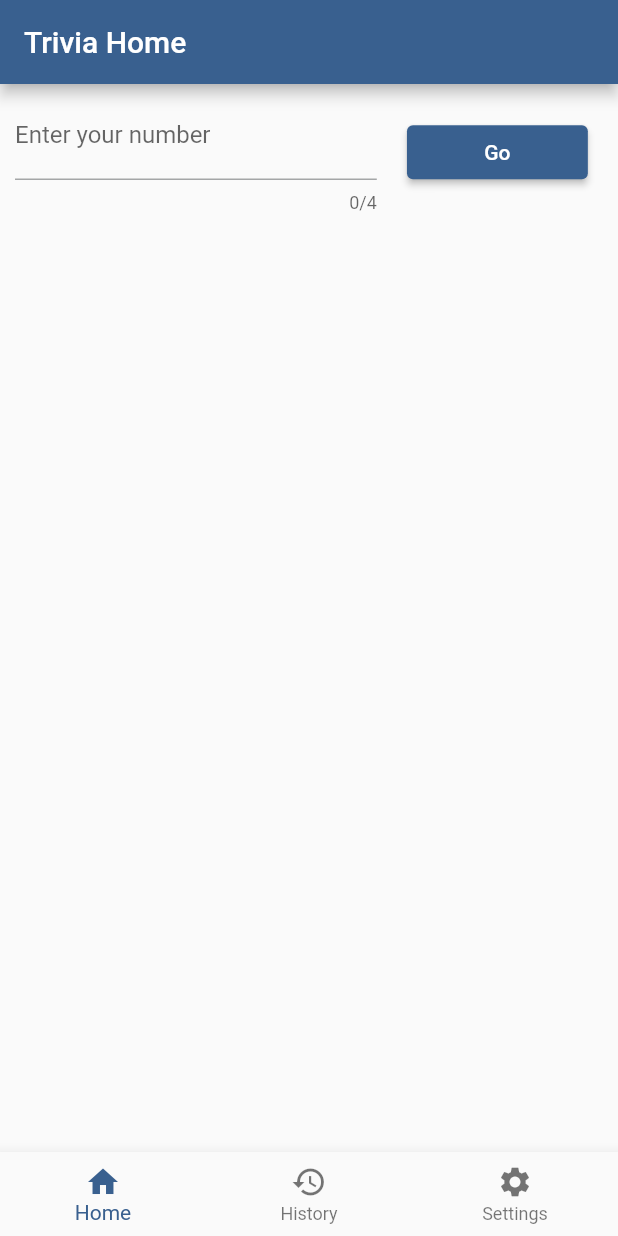
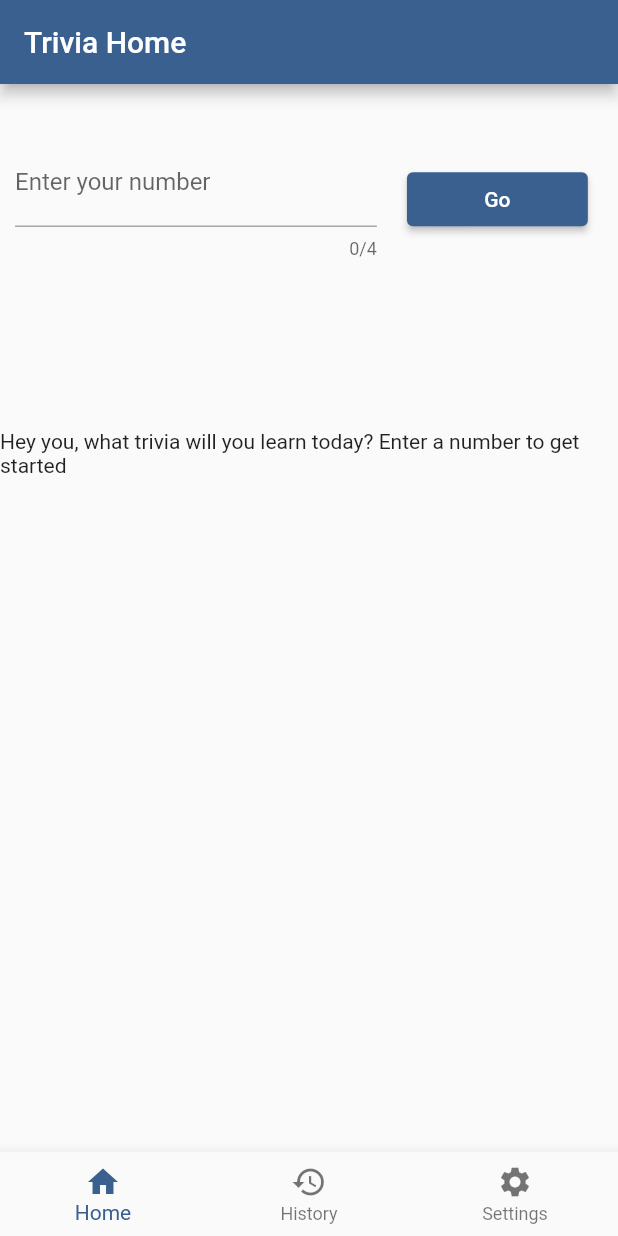
Before and after one commit to aaminu/NumberTriviaApp, a Flutter app: the screen it shows after launch, on a phone screen of 412 x 824 dp. Run offline on Flutter 3.47's test engine with Material 2 defaults, Android fonts, the light colour scheme and no system bars.

Commit message:
1. Frame to show gotten text with Consumer 2. Error correction in numbers file

```diff
--- a/lib/providers/numbers.dart
+++ b/lib/providers/numbers.dart
@@ -15,8 +15,7 @@ class Numbers with ChangeNotifier {
     final url = Uri.http("numbersapi.com", "/$number");
     try {
       final response = await http.get(url);
-      final result = response.body; // Response returns text
-      print(result);
+      result = response.body; // Response returns text
       notifyListeners();
     } catch (error) {
       rethrow;
--- a/lib/screens/trivia_screen.dart
+++ b/lib/screens/trivia_screen.dart
@@ -1,6 +1,8 @@
 import 'package:flutter/material.dart';
+import 'package:provider/provider.dart';
 
 import '../widgets/my_input_form.dart';
+import '../providers/numbers.dart';
 
 class TriviaScreen extends StatefulWidget {
   const TriviaScreen({super.key});
@@ -13,6 +15,9 @@ class _TriviaScreenState extends State<TriviaScreen> {
   @override
   Widget build(BuildContext context) {
     final width = MediaQuery.of(context).size.width;
+    final height = MediaQuery.of(context).size.height -
+        MediaQuery.of(context).padding.top -
+        kToolbarHeight;
 
     return GestureDetector(
       onTap: () => FocusManager.instance.primaryFocus?.unfocus(),
@@ -20,8 +25,26 @@ class _TriviaScreenState extends State<TriviaScreen> {
         appBar: AppBar(
           title: const Text("Trivia Home"),
         ),
-        body: MyInputForm(
-          width: width,
+        body: Column(
+          children: [
+            SizedBox(
+              height: height * .20,
+              child: MyInputForm(
+                width: width,
+              ),
+            ),
+            SizedBox(
+              height: height * 0.1,
+            ),
+            Consumer<Numbers>(
+              builder: (ctx, value, _) {
+                return value.result == null
+                    ? const Text(
+                        "Hey you, what trivia will you learn today? Enter a number to get started")
+                    : Text(value.result as String);
+              },
+            )
+          ],
         ),
       ),
     );
```
